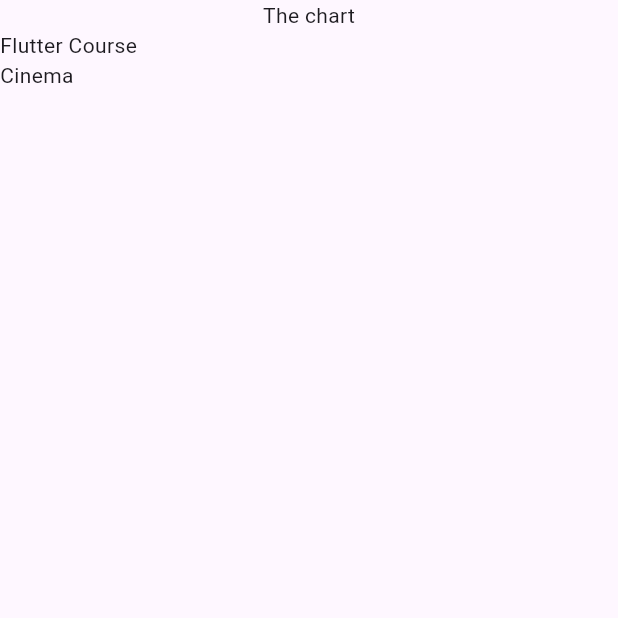
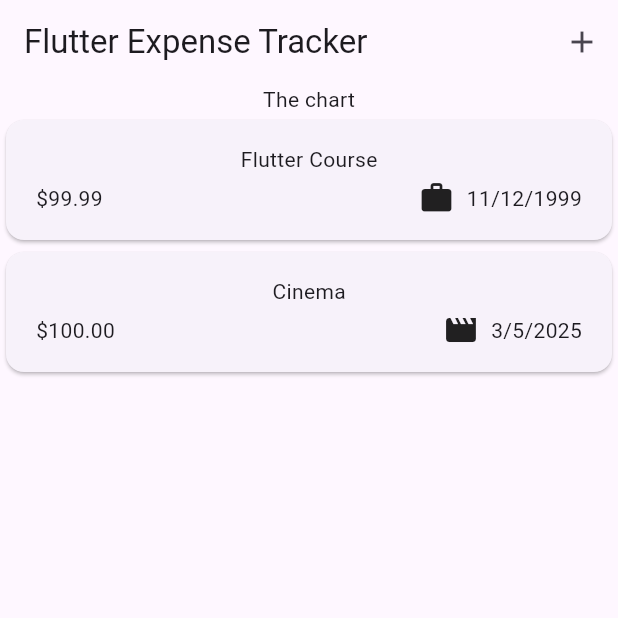
Before and after one commit to quanxutk1/flutter, a Flutter app: the screen it shows after launch, on a phone screen of 412 x 824 dp, the top half of it. Run offline on Flutter 3.47's test engine with Material 3 defaults, Android fonts, the phone set to English and light mode, and no system bars.

Commit message:
add apbar

```diff
--- a/lib/class/expense.dart
+++ b/lib/class/expense.dart
@@ -1,8 +1,18 @@
+import 'package:flutter/material.dart';
+import 'package:intl/intl.dart';
 import 'package:uuid/uuid.dart';
 
 final uuid = Uuid();
+final formater = DateFormat.yMd();
 
 enum Category { travel, food, work, leisure }
+
+const categoryIcons = {
+  Category.food: Icons.lunch_dining,
+  Category.travel: Icons.flight_takeoff,
+  Category.work: Icons.work,
+  Category.leisure: Icons.movie
+};
 
 class Expense {
   Expense({
@@ -17,4 +27,8 @@ class Expense {
   final double amount;
   final DateTime date;
   final Category category;
+
+  String get formatDate {
+    return formater.format(date);
+  }
 }
--- a/lib/models/expenses.dart
+++ b/lib/models/expenses.dart
@@ -1,6 +1,6 @@
 import 'package:flutter/material.dart';
 import 'package:my_app/class/expense.dart';
-import 'package:my_app/widgets/expenses_list.dart';
+import 'package:my_app/widgets/expense_list/expenses_list.dart';
 
 class Expenses extends StatefulWidget {
   const Expenses({super.key});
@@ -25,11 +25,28 @@ class _ExpensesState extends State<Expenses> {
       category: Category.leisure,
     ),
   ];
+  void _openAddExpenseOverlay() {
+    showModalBottomSheet(
+      context: context,
+      builder: (ctx) => Text('Show model text'),
+    );
+  }
+
   @override
   Widget build(BuildContext context) {
     return Scaffold(
+      appBar: AppBar(
+        title: Text('Flutter Expense Tracker'),
+        actions: [
+          IconButton(
+            onPressed: _openAddExpenseOverlay,
+            icon: Icon(Icons.add),
+          )
+        ],
+      ),
       body: Column(
         children: [
+          // Add toolbar => Row()
           const Text('The chart'),
           Expanded(child: ExpensesList(expenses: _registerExpense)),
         ],
--- a/lib/models/main.dart
+++ b/lib/models/main.dart
@@ -3,7 +3,8 @@ import 'package:my_app/models/expenses.dart';
 
 void main() {
   runApp(
-    const MaterialApp(
+    MaterialApp(
+      theme: ThemeData(useMaterial3: true),
       home: Expenses(),
     ),
   );
--- /dev/null
+++ b/lib/widgets/expense_list/expense_item.dart
@@ -0,0 +1,39 @@
+import 'package:flutter/material.dart';
+import 'package:my_app/class/expense.dart';
+
+class ExpenseItem extends StatelessWidget {
+  const ExpenseItem(this.expense, {super.key});
+  final Expense expense;
+  @override
+  Widget build(BuildContext context) {
+    return Card(
+      child: Padding(
+        padding: const EdgeInsets.symmetric(
+          horizontal: 20,
+          vertical: 16,
+        ),
+        child: Column(children: [
+          Text(expense.title),
+          const SizedBox(
+            height: 4,
+          ),
+          Row(
+            children: [
+              Text('\$${expense.amount.toStringAsFixed(2)}'),
+              const Spacer(),
+              Row(
+                children: [
+                  Icon(categoryIcons[expense.category]),
+                  const SizedBox(
+                    width: 8,
+                  ),
+                  Text(expense.formatDate),
+                ],
+              )
+            ],
+          )
+        ]),
+      ),
+    );
+  }
+}
--- a/lib/widgets/expenses_list.dart
+++ b/lib/widgets/expense_list/expenses_list.dart
@@ -1,5 +1,6 @@
 import 'package:flutter/material.dart';
 import 'package:my_app/class/expense.dart';
+import 'package:my_app/widgets/expense_list/expense_item.dart';
 
 class ExpensesList extends StatelessWidget {
   const ExpensesList({super.key, required this.expenses});
@@ -9,7 +10,7 @@ class ExpensesList extends StatelessWidget {
   Widget build(BuildContext context) {
     return ListView.builder(
       itemCount: expenses.length,
-      itemBuilder: (context, index) => Text(expenses[index].title),
+      itemBuilder: (context, index) => ExpenseItem(expenses[index]),
     );
   }
 }
--- a/pubspec.yaml
+++ b/pubspec.yaml
@@ -35,6 +35,7 @@ dependencies:
     # Use with the CupertinoIcons class for iOS style icons.
     cupertino_icons: ^1.0.8
     uuid: ^4.5.1
+    intl: ^0.20.2
     # google_fonts: ^4.0.3
 
 dev_dependencies:
```
Also changed, not shown: lib/widgets/expense_item.dart (deleted), pubspec.lock, 1 other file.
